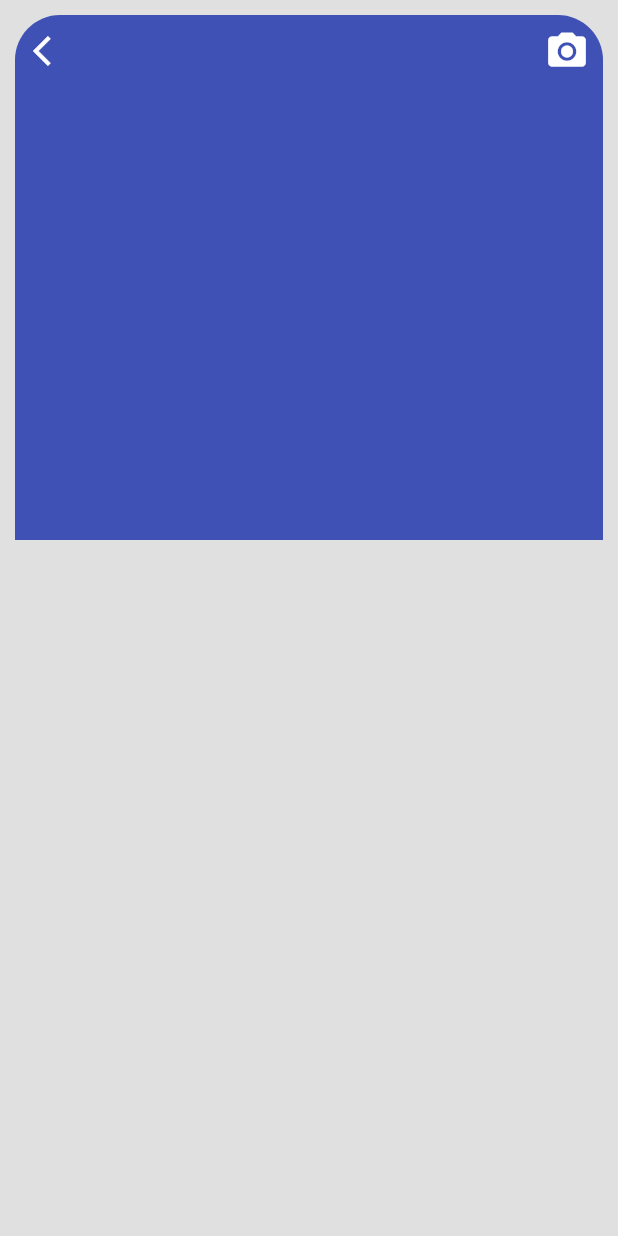
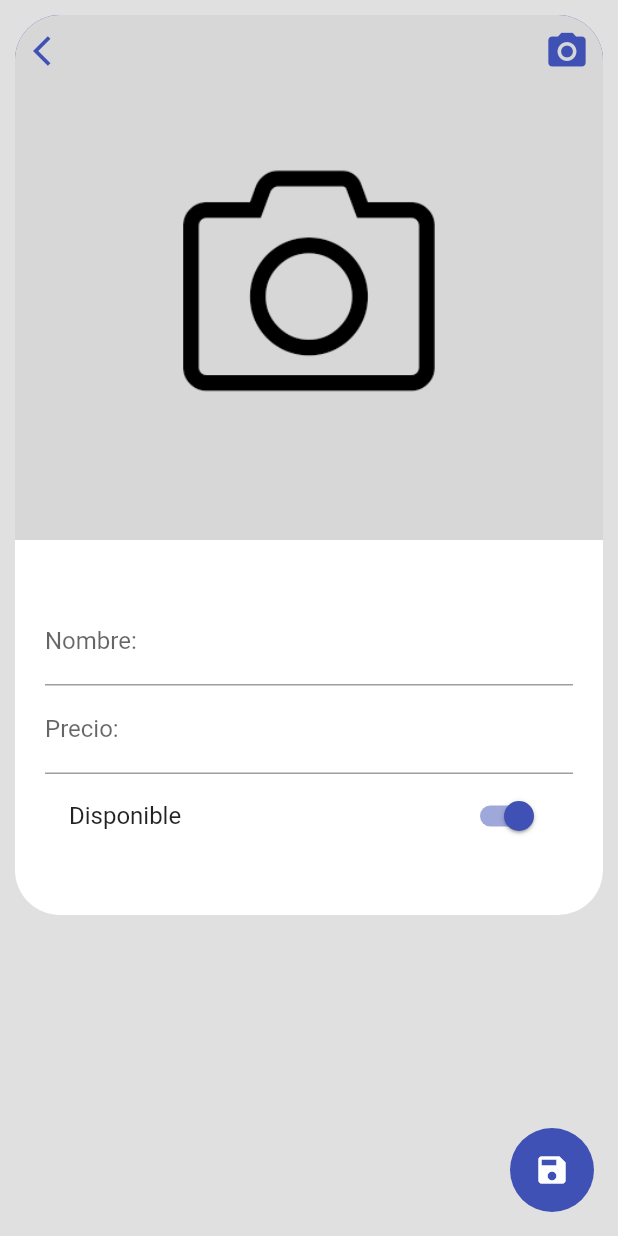
Before and after one commit to andrescodedev/ecommerce_test_app, a Flutter app: the ProductEditScreen screen opened by its route, on a phone screen of 412 x 824 dp. Run offline on Flutter 3.47's test engine with Material 2 defaults, Android fonts, the phone set to English and light mode, and no system bars.

Commit message:
Se finalizó la pantalla de edición de producto

```diff
--- a/lib/main.dart
+++ b/lib/main.dart
@@ -15,6 +15,7 @@ class MyApp extends StatelessWidget {
       debugShowCheckedModeBanner: false,
       title: 'Ecommerce Test App',
       theme: ThemeData.light().copyWith(
+        //Colors.grey[300]
         scaffoldBackgroundColor: Colors.grey[300],
         appBarTheme: const AppBarTheme(
           backgroundColor: Colors.indigo,
--- a/lib/screens/product_edit_screen.dart
+++ b/lib/screens/product_edit_screen.dart
@@ -8,6 +8,7 @@ class ProductEditScreen extends StatelessWidget {
   Widget build(BuildContext context) {
     return Scaffold(
       body: SingleChildScrollView(
+        physics: const BouncingScrollPhysics(),
         padding: const EdgeInsets.symmetric(
           horizontal: 10.0,
           vertical: 10.0,
@@ -15,8 +16,13 @@ class ProductEditScreen extends StatelessWidget {
         child: Column(
           children: const [
             ProductImageWidget(),
+            ProductEditFormWidget(),
           ],
         ),
+      ),
+      floatingActionButton: FloatingActionButton(
+        onPressed: () {},
+        child: const Icon(Icons.save),
       ),
     );
   }
--- /dev/null
+++ b/lib/widgets/product_edit_form_widget.dart
@@ -0,0 +1,52 @@
+import 'package:flutter/material.dart';
+
+class ProductEditFormWidget extends StatelessWidget {
+  const ProductEditFormWidget({Key? key}) : super(key: key);
+
+  @override
+  Widget build(BuildContext context) {
+    return Container(
+      width: double.infinity,
+      height: 250.0,
+      margin: const EdgeInsets.only(
+        bottom: 20.0,
+      ),
+      padding: const EdgeInsets.symmetric(
+        horizontal: 20.0,
+      ),
+      decoration: const BoxDecoration(
+        color: Colors.white,
+        borderRadius: BorderRadius.only(
+          bottomLeft: Radius.circular(30.0),
+          bottomRight: Radius.circular(30.0),
+        ),
+      ),
+      child: Form(
+        child: Column(
+          mainAxisAlignment: MainAxisAlignment.center,
+          children: [
+            TextFormField(
+              decoration: const InputDecoration(
+                hintText: 'Nombre del producto',
+                labelText: 'Nombre:',
+              ),
+            ),
+            TextFormField(
+              keyboardType: TextInputType.number,
+              decoration: const InputDecoration(
+                hintText: '\$200.000',
+                labelText: 'Precio:',
+              ),
+            ),
+            SwitchListTile.adaptive(
+              title: const Text('Disponible'),
+              activeColor: Colors.indigo,
+              value: true,
+              onChanged: (value) {},
+            ),
+          ],
+        ),
+      ),
+    );
+  }
+}
--- a/lib/widgets/product_image_widget.dart
+++ b/lib/widgets/product_image_widget.dart
@@ -29,7 +29,7 @@ class _CameraButtonWidget extends StatelessWidget {
           onPressed: () {},
           icon: const Icon(
             Icons.camera_alt,
-            color: Colors.white,
+            color: Colors.indigo,
             size: 30.0,
           ),
         ),
@@ -50,7 +50,7 @@ class _BackButtonWidget extends StatelessWidget {
         onPressed: () => Navigator.pop(context),
         icon: const Icon(
           Icons.arrow_back_ios,
-          color: Colors.white,
+          color: Colors.indigo,
         ),
       ),
     );
@@ -67,9 +67,6 @@ class _ProductPhotoWidget extends StatelessWidget {
     return Container(
       width: 400.0,
       height: 350.0,
-      margin: const EdgeInsets.only(
-        bottom: 40.0,
-      ),
       decoration: const BoxDecoration(
         color: Colors.indigo,
         borderRadius: BorderRadius.only(
@@ -84,11 +81,17 @@ class _ProductPhotoWidget extends StatelessWidget {
           ),
         ],*/
       ),
-      /*child: const FadeInImage(
-        placeholder: AssetImage('assets/images/loading.gif'),
-        image: AssetImage('assets/images/no-image.jpg'),
-        fit: BoxFit.cover,
-      ),*/
+      child: const ClipRRect(
+        borderRadius: BorderRadius.only(
+          topLeft: Radius.circular(30.0),
+          topRight: Radius.circular(30.0),
+        ),
+        child: FadeInImage(
+          placeholder: AssetImage('assets/images/loading.gif'),
+          image: AssetImage('assets/images/no-image.jpg'),
+          fit: BoxFit.cover,
+        ),
+      ),
     );
   }
 }
--- a/lib/widgets/widgets.dart
+++ b/lib/widgets/widgets.dart
@@ -1,2 +1,3 @@
 export 'package:ecommerce_test_app/widgets/product_card_widget.dart';
 export 'package:ecommerce_test_app/widgets/product_image_widget.dart';
+export 'package:ecommerce_test_app/widgets/product_edit_form_widget.dart';
```
